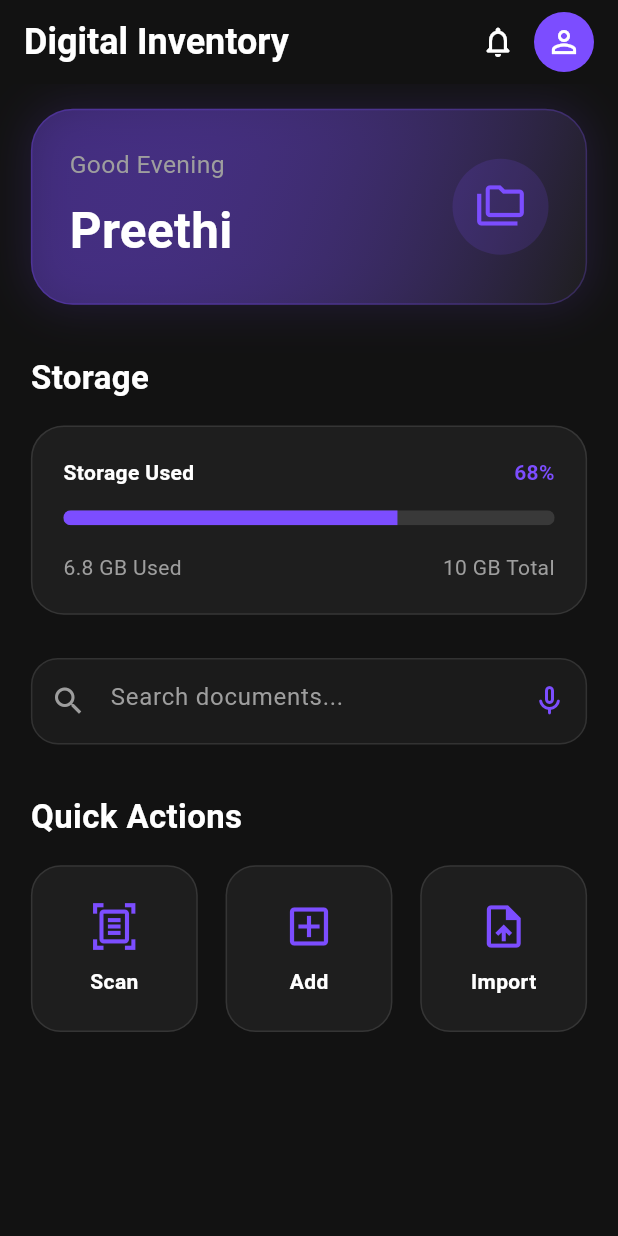
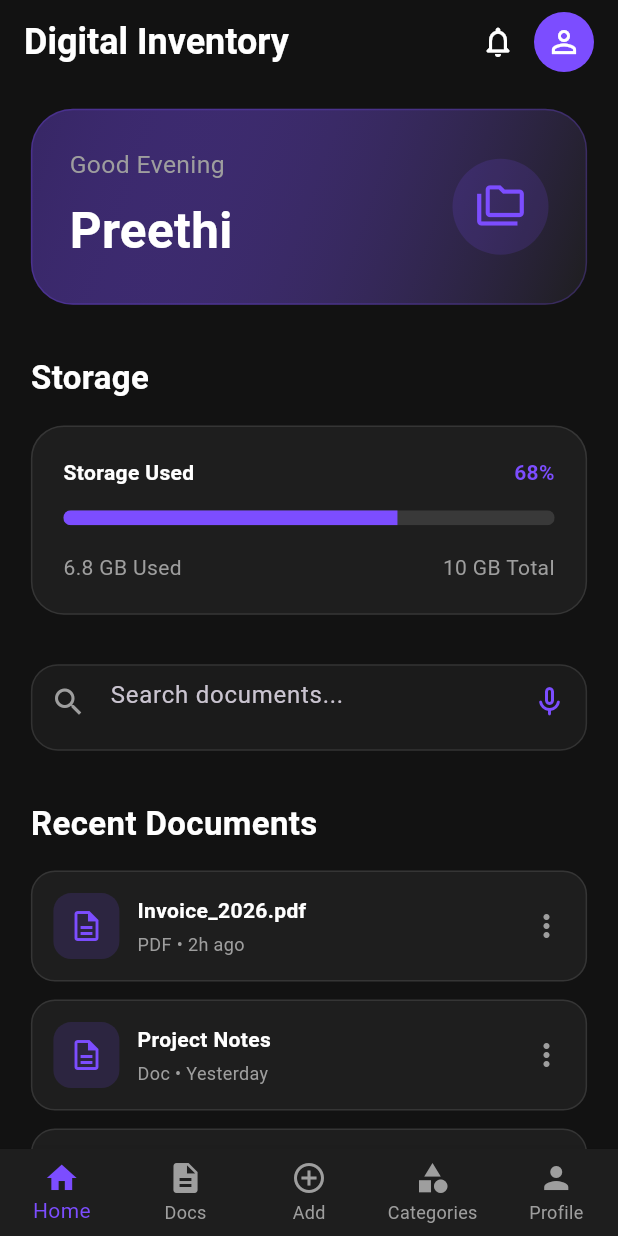
Before and after one commit to PreethiBose30/App-Dev, a Flutter app: the HomeScreen screen opened directly, on a phone screen of 412 x 824 dp. Run offline on Flutter 3.47's test engine with Material 3 defaults, Android fonts, the phone set to English and light mode, and no system bars; statements that could not run were skipped.

Commit message:
Update home_screen.dart

```diff
--- a/lib/screens/dashboard/home_screen.dart
+++ b/lib/screens/dashboard/home_screen.dart
@@ -12,6 +12,21 @@ class HomeScreen extends StatelessWidget {
 
     return Scaffold(
       backgroundColor: AppColors.background,
+
+      /// 📱 BOTTOM NAVIGATION
+      bottomNavigationBar: BottomNavigationBar(
+        backgroundColor: AppColors.surface,
+        selectedItemColor: AppColors.primary,
+        unselectedItemColor: AppColors.textSecondary,
+        type: BottomNavigationBarType.fixed,
+        items: const [
+          BottomNavigationBarItem(icon: Icon(Icons.home), label: "Home"),
+          BottomNavigationBarItem(icon: Icon(Icons.description), label: "Docs"),
+          BottomNavigationBarItem(icon: Icon(Icons.add_circle_outline), label: "Add"),
+          BottomNavigationBarItem(icon: Icon(Icons.category), label: "Categories"),
+          BottomNavigationBarItem(icon: Icon(Icons.person), label: "Profile"),
+        ],
+      ),
 
       appBar: AppBar(
         backgroundColor: AppColors.background,
@@ -28,19 +43,14 @@ class HomeScreen extends StatelessWidget {
         actions: [
           IconButton(
             onPressed: () {},
-            icon: const Icon(
-              Icons.notifications_none_rounded,
+            icon: const Icon(Icons.notifications_none_rounded),
             color: AppColors.textPrimary,
-            ),
           ),
           Padding(
             padding: const EdgeInsets.only(right: 16),
             child: CircleAvatar(
               backgroundColor: AppColors.primary,
-              child: const Icon(
-                Icons.person_outline,
-                color: Colors.white,
-              ),
+              child: const Icon(Icons.person_outline, color: Colors.white),
             ),
           ),
         ],
@@ -56,7 +66,7 @@ class HomeScreen extends StatelessWidget {
             crossAxisAlignment: CrossAxisAlignment.start,
             children: [
 
-              /// ✅ WELCOME CARD
+              /// 👋 WELCOME CARD
               Container(
                 width: double.infinity,
                 padding: EdgeInsets.all(w * 0.06),
@@ -73,19 +83,10 @@ class HomeScreen extends StatelessWidget {
                   border: Border.all(
                     color: AppColors.primary.withOpacity(0.25),
                   ),
-                  boxShadow: [
-                    BoxShadow(
-                      color: AppColors.primary.withOpacity(0.15),
-                      blurRadius: 25,
-                      spreadRadius: 2,
                 ),
-                  ],
-                ),
-
                 child: Row(
                   mainAxisAlignment: MainAxisAlignment.spaceBetween,
                   children: [
-
                     Column(
                       crossAxisAlignment: CrossAxisAlignment.start,
                       children: [
@@ -107,7 +108,6 @@ class HomeScreen extends StatelessWidget {
                         ),
                       ],
                     ),
-
                     Container(
                       padding: const EdgeInsets.all(15),
                       decoration: BoxDecoration(
@@ -119,14 +119,14 @@ class HomeScreen extends StatelessWidget {
                         color: AppColors.primary,
                         size: 34,
                       ),
-                    ),
+                    )
                   ],
                 ),
               ),
 
               SizedBox(height: h * 0.04),
 
-              /// ✅ STORAGE SECTION (moved OUTSIDE container)
+              /// 📦 STORAGE CARD
               const Text(
                 "Storage",
                 style: TextStyle(
@@ -153,20 +153,14 @@ class HomeScreen extends StatelessWidget {
                     const Row(
                       mainAxisAlignment: MainAxisAlignment.spaceBetween,
                       children: [
-                        Text(
-                          "Storage Used",
+                        Text("Storage Used",
                             style: TextStyle(
                                 color: AppColors.textPrimary,
-                            fontWeight: FontWeight.bold,
-                          ),
-                        ),
-                        Text(
-                          "68%",
+                                fontWeight: FontWeight.bold)),
+                        Text("68%",
                             style: TextStyle(
                                 color: AppColors.primary,
-                            fontWeight: FontWeight.bold,
-                          ),
-                        ),
+                                fontWeight: FontWeight.bold)),
                       ],
                     ),
 
@@ -178,9 +172,8 @@ class HomeScreen extends StatelessWidget {
                         value: 0.68,
                         minHeight: 10,
                         backgroundColor: Colors.white12,
-                        valueColor: AlwaysStoppedAnimation(
-                          AppColors.primary,
-                        ),
+                        valueColor:
+                            AlwaysStoppedAnimation(AppColors.primary),
                       ),
                     ),
 
@@ -189,27 +182,21 @@ class HomeScreen extends StatelessWidget {
                     const Row(
                       mainAxisAlignment: MainAxisAlignment.spaceBetween,
                       children: [
-                        Text(
-                          "6.8 GB Used",
+                        Text("6.8 GB Used",
                             style: TextStyle(
-                            color: AppColors.textSecondary,
-                          ),
-                        ),
-                        Text(
-                          "10 GB Total",
+                                color: AppColors.textSecondary)),
+                        Text("10 GB Total",
                             style: TextStyle(
-                            color: AppColors.textSecondary,
-                          ),
-                        ),
+                                color: AppColors.textSecondary)),
                       ],
                     ),
                   ],
                 ),
               ),
 
-              SizedBox(height: h * 0.035),
+              SizedBox(height: h * 0.04),
 
-              /// ✅ SEARCH BAR
+              /// 🔍 SEARCH BAR
               Container(
                 height: h * 0.07,
                 decoration: BoxDecoration(
@@ -222,25 +209,19 @@ class HomeScreen extends StatelessWidget {
                   decoration: InputDecoration(
                     border: InputBorder.none,
                     hintText: "Search documents...",
-                    contentPadding: EdgeInsets.symmetric(vertical: 18),
-                    hintStyle: TextStyle(color: AppColors.textSecondary),
-                    prefixIcon: Icon(
-                      Icons.search,
-                      color: AppColors.textSecondary,
-                    ),
-                    suffixIcon: Icon(
-                      Icons.mic_none_rounded,
-                      color: AppColors.primary,
-                    ),
+                    prefixIcon: Icon(Icons.search,
+                        color: AppColors.textSecondary),
+                    suffixIcon: Icon(Icons.mic_none_rounded,
+                        color: AppColors.primary),
                   ),
                 ),
               ),
 
               SizedBox(height: h * 0.04),
 
-              /// ✅ QUICK ACTIONS
+              /// 📄 RECENT DOCUMENTS
               const Text(
-                "Quick Actions",
+                "Recent Documents",
                 style: TextStyle(
                   color: AppColors.textPrimary,
                   fontSize: 22,
@@ -248,28 +229,42 @@ class HomeScreen extends StatelessWidget {
                 ),
               ),
 
-              SizedBox(height: h * 0.02),
+              const SizedBox(height: 16),
 
-              Row(
-                mainAxisAlignment: MainAxisAlignment.spaceBetween,
+              _recentDocCard("Invoice_2026.pdf", "PDF", "2h ago"),
+              _recentDocCard("Project Notes", "Doc", "Yesterday"),
+              _recentDocCard("ID Proof Scan", "Image", "3 days ago"),
+
+              SizedBox(height: h * 0.03),
+
+              /// 📂 CATEGORIES
+              const Text(
+                "Categories",
+                style: TextStyle(
+                  color: AppColors.textPrimary,
+                  fontSize: 22,
+                  fontWeight: FontWeight.bold,
+                ),
+              ),
+
+              const SizedBox(height: 16),
+
+              GridView.count(
+                shrinkWrap: true,
+                physics: const NeverScrollableScrollPhysics(),
+                crossAxisCount: 2,
+                crossAxisSpacing: 12,
+                mainAxisSpacing: 12,
+                childAspectRatio: 1.2,
                 children: [
-                  _quickActionCard(
-                    icon: Icons.document_scanner_outlined,
-                    title: "Scan",
-                    width: w,
-                  ),
-                  _quickActionCard(
-                    icon: Icons.add_box_outlined,
-                    title: "Add",
-                    width: w,
-                  ),
-                  _quickActionCard(
-                    icon: Icons.upload_file_outlined,
-                    title: "Import",
-                    width: w,
-                  ),
+                  _categoryCard(Icons.picture_as_pdf, "PDFs", "12"),
+                  _categoryCard(Icons.image_outlined, "Images", "8"),
+                  _categoryCard(Icons.scanner_outlined, "Scans", "5"),
+                  _categoryCard(Icons.folder_outlined, "Folders", "3"),
                 ],
               ),
+
+              SizedBox(height: h * 0.04),
             ],
           ),
         ),
@@ -277,40 +272,76 @@ class HomeScreen extends StatelessWidget {
     );
   }
 
-  Widget _quickActionCard({
-    required IconData icon,
-    required String title,
-    required double width,
-  }) {
+  /// 📄 Recent Document Card
+  static Widget _recentDocCard(String title, String type, String time) {
     return Container(
-      width: width * 0.27,
-      height: width * 0.27,
+      margin: const EdgeInsets.only(bottom: 12),
+      padding: const EdgeInsets.all(14),
       decoration: BoxDecoration(
         color: AppColors.surface,
-        borderRadius: BorderRadius.circular(20),
+        borderRadius: BorderRadius.circular(16),
         border: Border.all(color: Colors.white10),
       ),
-      child: InkWell(
-        borderRadius: BorderRadius.circular(20),
-        onTap: () {},
+      child: Row(
+        children: [
+          Container(
+            padding: const EdgeInsets.all(10),
+            decoration: BoxDecoration(
+              color: AppColors.primary.withOpacity(0.15),
+              borderRadius: BorderRadius.circular(12),
+            ),
+            child: const Icon(Icons.description_outlined,
+                color: AppColors.primary),
+          ),
+          const SizedBox(width: 12),
+          Expanded(
+            child: Column(
+              crossAxisAlignment: CrossAxisAlignment.start,
+              children: [
+                Text(title,
+                    style: const TextStyle(
+                        color: AppColors.textPrimary,
+                        fontWeight: FontWeight.w600)),
+                const SizedBox(height: 4),
+                Text("$type • $time",
+                    style: const TextStyle(
+                        color: AppColors.textSecondary,
+                        fontSize: 12)),
+              ],
+            ),
+          ),
+          const Icon(Icons.more_vert,
+              color: AppColors.textSecondary),
+        ],
+      ),
+    );
+  }
+
+  /// 📂 Category Card
+  static Widget _categoryCard(
+      IconData icon, String title, String count) {
+    return Container(
+      padding: const EdgeInsets.all(16),
+      decoration: BoxDecoration(
+        color: AppColors.surface,
+        borderRadius: BorderRadius.circular(18),
+        border: Border.all(color: Colors.white10),
+      ),
       child: Column(
         mainAxisAlignment: MainAxisAlignment.center,
         children: [
-            Icon(
-              icon,
-              size: 34,
-              color: AppColors.primary,
-            ),
+          Icon(icon, color: AppColors.primary, size: 28),
           const SizedBox(height: 10),
-            Text(
-              title,
+          Text(title,
               style: const TextStyle(
                   color: AppColors.textPrimary,
-                fontWeight: FontWeight.w600,
-              ),
-            ),
+                  fontWeight: FontWeight.w600)),
+          const SizedBox(height: 4),
+          Text("$count items",
+              style: const TextStyle(
+                  color: AppColors.textSecondary,
+                  fontSize: 12)),
         ],
-        ),
       ),
     );
   }
```
Lines whose indentation alone changed are shown as unchanged.
